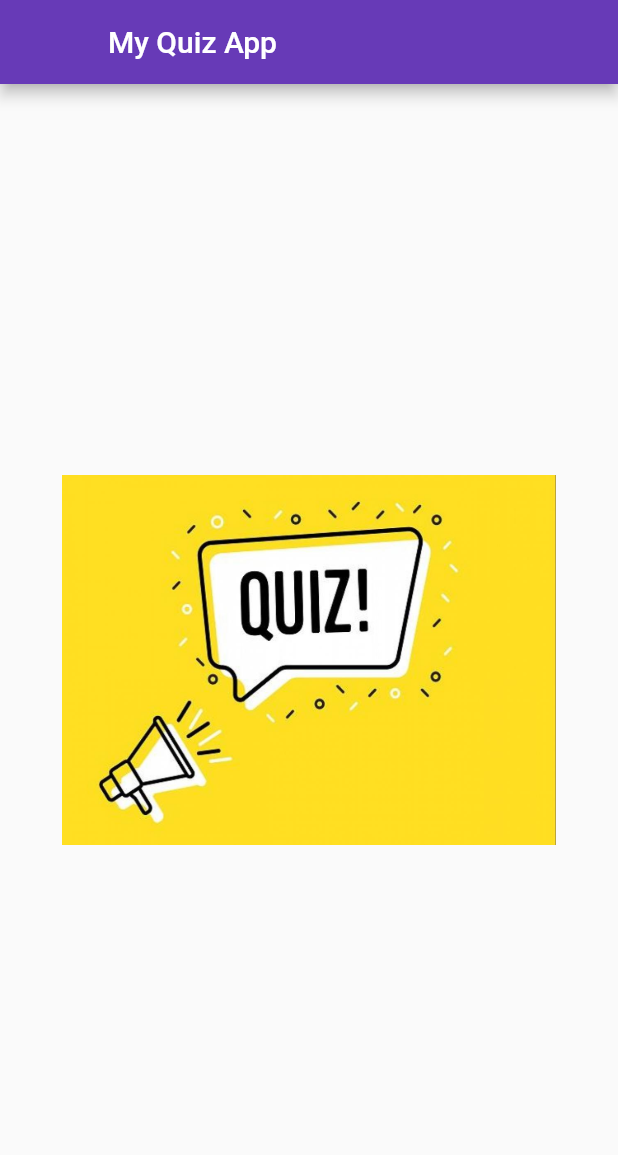
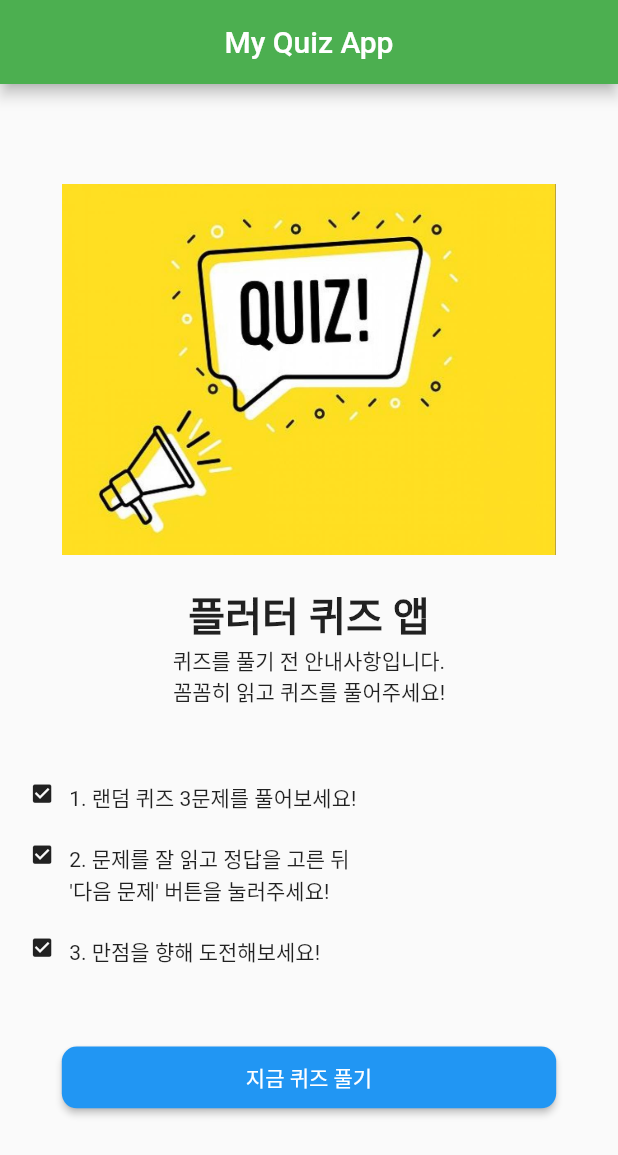
Before and after one commit to MinChoi0129/Quiz_App, a Flutter app: the screen it shows after launch, on a phone screen of 412 x 824 dp. Shown: the top 1155 px of the screen. Run offline on Flutter 3.47's test engine with Material 2 defaults, Android fonts, the phone set to English and light mode, and no system bars.

Commit message:
Update screen_home.dart

```diff
--- a/lib/screen/screen_home.dart
+++ b/lib/screen/screen_home.dart
@@ -1,3 +1,5 @@
+// ignore_for_file: prefer_const_constructors
+
 import 'package:flutter/material.dart';
 
 class HomeScreen extends StatefulWidget {
@@ -12,21 +14,46 @@ class _HomeScreenState extends State<HomeScreen> {
   Widget build(BuildContext context) {
     Size screenSize = MediaQuery.of(context).size;
     double width = screenSize.width;
-    // double height = screenSize.height;
+    double height = screenSize.height;
     return SafeArea(
       child: Scaffold(
         appBar: AppBar(
-            title: const Text('My Quiz App'),
-            backgroundColor: Colors.deepPurple,
-            leading: Container()),
+            title: Text('My Quiz App'),
+            backgroundColor: Colors.green,
+            leading: Container(),
+            centerTitle: true),
         body: Column(
           mainAxisAlignment: MainAxisAlignment.center,
           crossAxisAlignment: CrossAxisAlignment.center,
           children: <Widget>[
-            Center(
-              child: Image.asset(
-                'images/quiz.jpeg',
-                width: width * 0.8,
+            Center(child: Image.asset('images/quiz.jpeg', width: width * 0.8)),
+            Padding(padding: EdgeInsets.all(width * 0.024)),
+            Text('플러터 퀴즈 앱',
+                style: TextStyle(
+                    fontSize: width * 0.065, fontWeight: FontWeight.bold)),
+            Text('퀴즈를 풀기 전 안내사항입니다.\n꼼꼼히 읽고 퀴즈를 풀어주세요!',
+                textAlign: TextAlign.center),
+            Padding(padding: EdgeInsets.all(width * 0.048)),
+            _buildStep(width, '1. 랜덤 퀴즈 3문제를 풀어보세요!'),
+            _buildStep(width, '2. 문제를 잘 읽고 정답을 고른 뒤\n\'다음 문제\' 버튼을 눌러주세요!'),
+            _buildStep(width, '3. 만점을 향해 도전해보세요!'),
+            Padding(padding: EdgeInsets.all(width * 0.048)),
+            Container(
+              padding: EdgeInsets.only(bottom: width * 0.036),
+              child: Center(
+                child: ButtonTheme(
+                  minWidth: width * 0.8,
+                  height: height * 0.05,
+                  shape: RoundedRectangleBorder(
+                      borderRadius: BorderRadius.circular(10)),
+                  // ignore: deprecated_member_use
+                  child: RaisedButton(
+                    child:
+                        Text('지금 퀴즈 풀기', style: TextStyle(color: Colors.white)),
+                    color: Colors.blue,
+                    onPressed: () {},
+                  ),
+                ),
               ),
             ),
           ],
@@ -34,4 +61,17 @@ class _HomeScreenState extends State<HomeScreen> {
       ),
     );
   }
+
+  Widget _buildStep(double width, String title) {
+    return Container(
+        padding: EdgeInsets.fromLTRB(
+            width * 0.048, width * 0.024, width * 0.048, width * 0.024),
+        child: Row(
+            crossAxisAlignment: CrossAxisAlignment.start,
+            children: <Widget>[
+              Icon(Icons.check_box, size: width * 0.04),
+              Padding(padding: EdgeInsets.only(right: width * 0.024)),
+              Text(title)
+            ]));
+  }
 }
```
